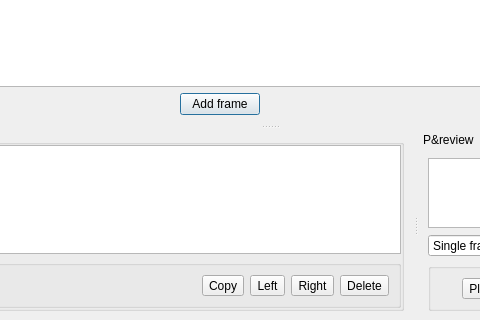
dos1/libsuperderpy-utils, file animation-editor/editor.ui: the form before one commit; both pictures show x 180 to 660 and y 120 to 440 of the 899 by 440 pixel window.
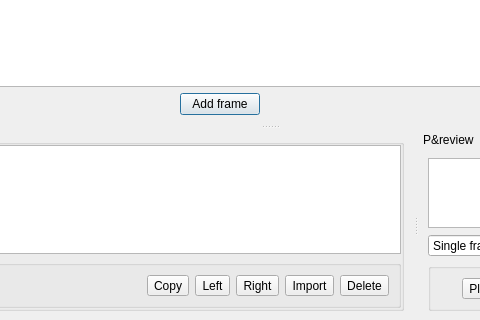
The form after the commit. Icons and pictures are not drawn. Custom widgets are drawn as their Qt base class.

Commit message: animation editor: ability to import frames from another animation

Diff of the .ui file:
```diff
--- a/animation-editor/editor.ui
+++ b/animation-editor/editor.ui
@@ -149,6 +149,16 @@
               </property>
              </widget>
             </item>
+            <item>
+             <widget class="QToolButton" name="importBtn">
+              <property name="text">
+               <string>Import</string>
+              </property>
+              <property name="icon">
+               <iconset theme="document-import"/>
+              </property>
+             </widget>
+            </item>
             <item>
              <widget class="QToolButton" name="deleteBtn">
               <property name="text">
```
Left out of the diff: 21 changed lines with no effect on the pictures. The commit also changes 2 other files.
